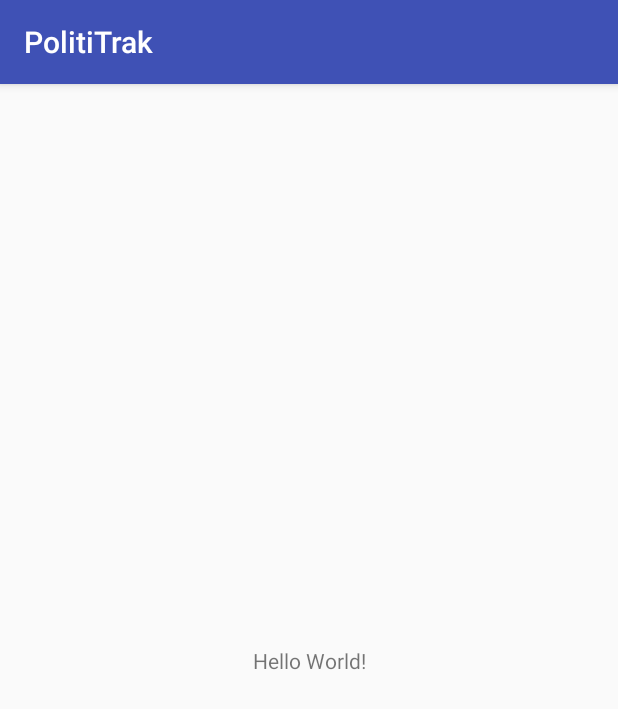
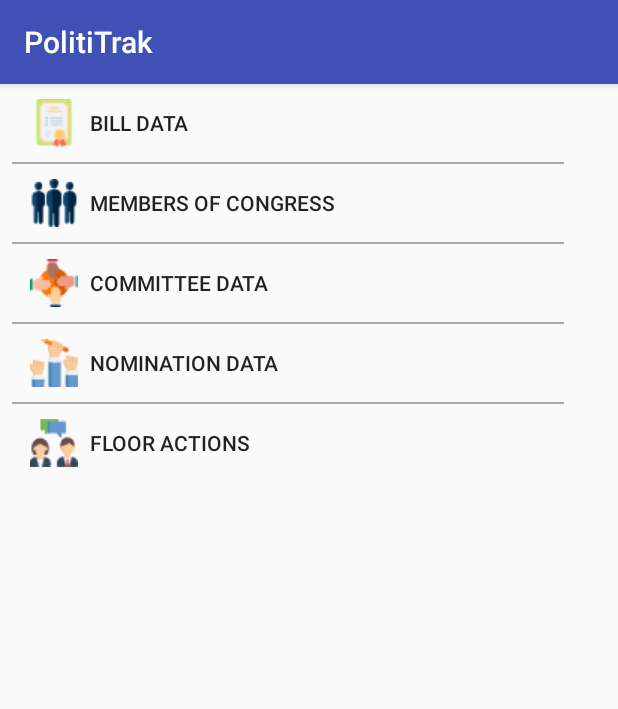
Before and after one commit to mazkatraz/PolitiTrak, an Android app: the screen it shows after launch (MainActivity), on a phone screen of 412 x 824 dp. Shown: the top 709 px of the screen. Run offline under Robolectric (Android 15) with nearby library versions, the phone set to English and light mode, and no system bars.

Commit message:
Added buttons to main activity. Changed constraint layout library.

```diff
--- a/app/build.gradle
+++ b/app/build.gradle
@@ -25,6 +25,6 @@ dependencies {
         exclude group: 'com.android.support', module: 'support-annotations'
     })
     compile 'com.android.support:appcompat-v7:25.3.1'
-    compile 'com.android.support.constraint:constraint-layout:1.0.0-beta4'
+    compile 'com.android.support.constraint:constraint-layout:1.0.2'
     testCompile 'junit:junit:4.12'
 }
--- a/app/src/main/res/layout/activity_main.xml
+++ b/app/src/main/res/layout/activity_main.xml
@@ -4,15 +4,108 @@
     xmlns:tools="http://schemas.android.com/tools"
     android:layout_width="match_parent"
     android:layout_height="match_parent"
+    android:layout_marginStart="8dp"
+    android:layout_marginLeft="8dp"
+    android:layout_marginEnd="8dp"
+    android:layout_marginRight="8dp"
     tools:context="com.myroom.wesna.polititrak.MainActivity">
 
-    <TextView
-        android:layout_width="wrap_content"
+    <Button
+        android:id="@+id/bill_button"
+        android:layout_width="368dp"
         android:layout_height="wrap_content"
-        android:text="Hello World!"
-        app:layout_constraintBottom_toBottomOf="parent"
+        android:text="@string/bill_button"
+        android:drawableLeft="@drawable/bill_img_32"
+        android:drawableStart="@drawable/bill_img_32"
+        android:drawablePadding="8dp"
+        android:gravity="start|center_vertical"
+        app:layout_constraintTop_toTopOf="parent"
         app:layout_constraintLeft_toLeftOf="parent"
-        app:layout_constraintRight_toRightOf="parent"
-        app:layout_constraintTop_toTopOf="parent" />
+        style="?android:attr/borderlessButtonStyle"/>
+
+    <View
+        android:layout_width="368dp"
+        android:layout_height="1dp"
+        android:background="@android:color/darker_gray"
+        android:id="@+id/divider1"
+        app:layout_constraintTop_toBottomOf="@+id/bill_button"
+        app:layout_constraintLeft_toLeftOf="parent"/>
+
+    <Button
+        android:id="@+id/members_button"
+        android:layout_width="368dp"
+        android:layout_height="wrap_content"
+        android:text="@string/members_button"
+        style="?android:attr/borderlessButtonStyle"
+        android:gravity="start|center_vertical"
+        android:drawableLeft="@drawable/members_32"
+        android:drawableStart="@drawable/members_32"
+        android:drawablePadding="8dp"
+        app:layout_constraintLeft_toLeftOf="parent"
+        app:layout_constraintTop_toBottomOf="@+id/divider1"/>
+
+    <View
+        android:layout_width="368dp"
+        android:layout_height="1dp"
+        android:background="@android:color/darker_gray"
+        android:id="@+id/divider2"
+        app:layout_constraintTop_toBottomOf="@+id/members_button"
+        app:layout_constraintLeft_toLeftOf="parent"/>
+
+    <Button
+        android:id="@+id/committee_button"
+        android:layout_width="368dp"
+        android:layout_height="wrap_content"
+        android:text="@string/committee_button"
+        android:drawableLeft="@drawable/committee_32"
+        android:drawableStart="@drawable/committee_32"
+        android:drawablePadding="8dp"
+        android:gravity="start|center_vertical"
+        style="?android:attr/borderlessButtonStyle"
+        app:layout_constraintLeft_toLeftOf="parent"
+        app:layout_constraintTop_toBottomOf="@+id/divider2"/>
+
+    <View
+        android:id="@+id/divider3"
+        android:layout_width="368dp"
+        android:layout_height="1dp"
+        android:background="@android:color/darker_gray"
+        app:layout_constraintLeft_toLeftOf="parent"
+        app:layout_constraintTop_toBottomOf="@+id/committee_button"/>
+
+    <Button
+        android:id="@+id/nominations_button"
+        android:layout_width="368dp"
+        android:layout_height="wrap_content"
+        android:text="@string/nominations_button"
+        android:drawableLeft="@drawable/nomination_32"
+        android:drawableStart="@drawable/nomination_32"
+        android:drawablePadding="8dp"
+        android:gravity="start|center_vertical"
+        app:layout_constraintLeft_toLeftOf="parent"
+        app:layout_constraintTop_toBottomOf="@+id/divider3"
+        style="?android:attr/borderlessButtonStyle"/>
+
+    <View
+        android:id="@+id/divider4"
+        android:layout_width="368dp"
+        android:layout_height="1dp"
+        android:background="@android:color/darker_gray"
+        app:layout_constraintLeft_toLeftOf="parent"
+        app:layout_constraintTop_toBottomOf="@+id/nominations_button"/>
+
+    <Button
+        android:id="@+id/floor_actions_button"
+        android:layout_width="368dp"
+        android:layout_height="wrap_content"
+        android:text="@string/floor_actions_button"
+        android:drawableLeft="@drawable/floor_actions_32"
+        android:drawableStart="@drawable/floor_actions_32"
+        android:drawablePadding="8dp"
+        android:gravity="start|center_vertical"
+        app:layout_constraintLeft_toLeftOf="parent"
+        app:layout_constraintTop_toBottomOf="@+id/divider4"
+        style="?android:attr/borderlessButtonStyle"/>
+
 
 </android.support.constraint.ConstraintLayout>
--- a/app/src/main/res/values/strings.xml
+++ b/app/src/main/res/values/strings.xml
@@ -1,3 +1,8 @@
 <resources>
     <string name="app_name">PolitiTrak</string>
+    <string name="bill_button">Bill Data</string>
+    <string name="members_button">Members of Congress</string>
+    <string name="committee_button">Committee Data</string>
+    <string name="nominations_button">Nomination Data</string>
+    <string name="floor_actions_button">Floor Actions</string>
 </resources>
```
Also changed, not shown: app/src/main/res/drawable/bill_img_128.png (added), app/src/main/res/drawable/bill_img_32.png (added), app/src/main/res/drawable/committee_32.png (added), app/src/main/res/drawable/floor_actions_32.png (added), app/src/main/res/drawable/members_32.png (added), app/src/main/res/drawable/nomination_32.png (added).
